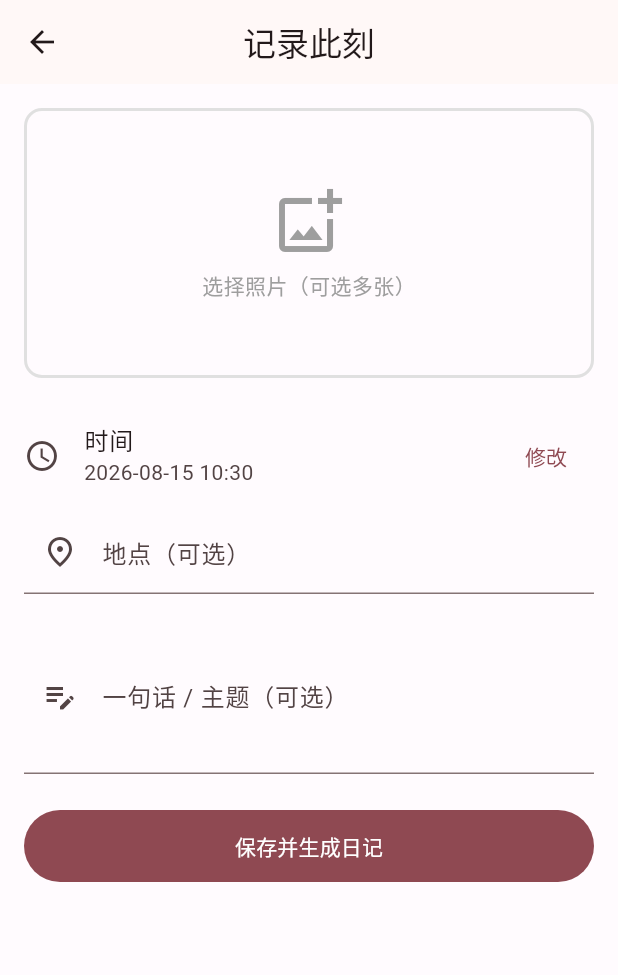
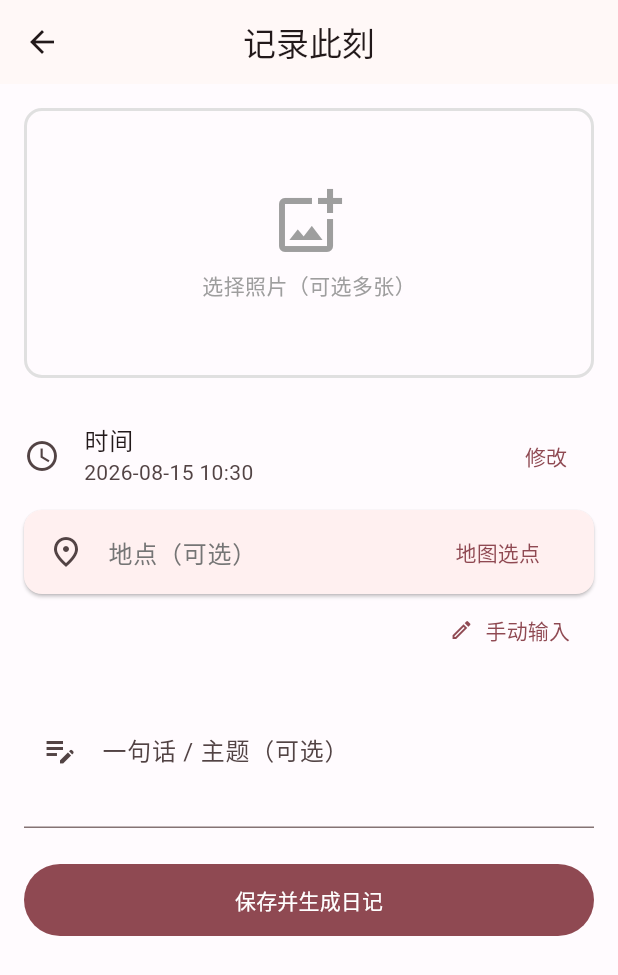
Before and after one commit to awsl0/WoZai, a Flutter app: the RecordPage screen opened directly, on a phone screen of 412 x 824 dp. Shown: the top 975 px of the screen. Run offline on Flutter 3.47's test engine with Material 3 defaults, Android fonts, the light colour scheme and no system bars; our stand-ins replace flutter_map, image_picker, latlong2, shared_preferences; accounts and stored records are empty; network calls fail.

Commit message:
feat: place picker with map selection, history and manual input

```diff
--- a/app/lib/pages/record_page.dart
+++ b/app/lib/pages/record_page.dart
@@ -3,6 +3,7 @@ import 'package:flutter/services.dart';
 import 'package:image_picker/image_picker.dart';
 import '../api/api_client.dart';
 import 'event_page.dart';
+import 'place_picker_page.dart';
 
 /// 记录事件页：选照片 + 时间（可回填）+ 地点 + 备注 → 保存
 class RecordPage extends StatefulWidget {
@@ -18,13 +19,12 @@ class _RecordPageState extends State<RecordPage> {
   final List<String> _photoNames = [];
 
   DateTime _happenedAt = DateTime.now();
-  final _locationCtrl = TextEditingController();
+  PlaceResult? _place;
   final _noteCtrl = TextEditingController();
   bool _saving = false;
 
   @override
   void dispose() {
-    _locationCtrl.dispose();
     _noteCtrl.dispose();
     super.dispose();
   }
@@ -61,12 +61,47 @@ class _RecordPageState extends State<RecordPage> {
     });
   }
 
+  Future<void> _pickPlace() async {
+    final result = await Navigator.of(context).push<PlaceResult>(
+      MaterialPageRoute(builder: (_) => const PlacePickerPage()),
+    );
+    if (result != null) setState(() => _place = result);
+  }
+
+  Future<void> _manualPlace() async {
+    final ctrl = TextEditingController(text: _place?.name ?? '');
+    final name = await showDialog<String>(
+      context: context,
+      builder: (ctx) => AlertDialog(
+        title: const Text('手动输入地点'),
+        content: TextField(
+          controller: ctrl,
+          autofocus: true,
+          decoration: const InputDecoration(hintText: '如：海边公园', labelText: '地点'),
+        ),
+        actions: [
+          TextButton(onPressed: () => Navigator.pop(ctx), child: const Text('取消')),
+          FilledButton(
+            onPressed: () => Navigator.pop(ctx, ctrl.text.trim()),
+            child: const Text('确定'),
+          ),
+        ],
+      ),
+    );
+    ctrl.dispose();
+    if (name != null && name.isNotEmpty) {
+      setState(() => _place = PlaceResult(name: name));
+    }
+  }
+
   Future<void> _save() async {
     setState(() => _saving = true);
     try {
       final data = await ApiClient.createEvent(
         happenedAt: _happenedAt,
-        locationName: _locationCtrl.text.trim().isEmpty ? null : _locationCtrl.text.trim(),
+        locationName: _place?.name,
+        lat: _place?.lat,
+        lng: _place?.lng,
         note: _noteCtrl.text.trim().isEmpty ? null : _noteCtrl.text.trim(),
         photoBytes: _photos,
       );
@@ -169,15 +204,52 @@ class _RecordPageState extends State<RecordPage> {
               trailing: TextButton(onPressed: _pickDateTime, child: const Text('修改')),
             ),
             // 地点
-            TextField(
-              controller: _locationCtrl,
-              decoration: const InputDecoration(
-                labelText: '地点（可选）',
-                prefixIcon: Icon(Icons.place_outlined),
-                hintText: '如：海边公园',
+            Card(
+              margin: EdgeInsets.zero,
+              child: ListTile(
+                leading: Icon(Icons.place_outlined,
+                    color: _place != null ? Theme.of(context).colorScheme.primary : null),
+                title: Text(
+                  _place != null ? _place!.name : '地点（可选）',
+                  style: TextStyle(
+                    color: _place != null ? null : Colors.grey.shade600,
+                    fontWeight: _place != null ? FontWeight.w600 : null,
+                  ),
+                ),
+                subtitle: _place != null && _place!.lat != null
+                    ? Text(
+                        '${_place!.lat!.toStringAsFixed(4)}, ${_place!.lng!.toStringAsFixed(4)} · 地图定位',
+                        style: const TextStyle(fontSize: 11),
+                      )
+                    : _place != null
+                        ? const Text('手动填写', style: TextStyle(fontSize: 11))
+                        : null,
+                trailing: Row(
+                  mainAxisSize: MainAxisSize.min,
+                  children: [
+                    if (_place != null)
+                      IconButton(
+                        icon: const Icon(Icons.close, size: 18),
+                        onPressed: () => setState(() => _place = null),
+                        tooltip: '清除地点',
+                      ),
+                    TextButton(onPressed: _pickPlace, child: const Text('地图选点')),
+                  ],
+                ),
+                onTap: _pickPlace,
               ),
             ),
-            const SizedBox(height: 16),
+            Row(
+              mainAxisAlignment: MainAxisAlignment.end,
+              children: [
+                TextButton.icon(
+                  onPressed: _manualPlace,
+                  icon: const Icon(Icons.edit_outlined, size: 16),
+                  label: const Text('手动输入'),
+                ),
+              ],
+            ),
+            const SizedBox(height: 4),
             // 备注
             TextField(
               controller: _noteCtrl,
```
Also changed, not shown: app/lib/pages/place_picker_page.dart (added, +219 -0 lines), app/lib/utils/city_coords.dart (+27 -0 lines).
